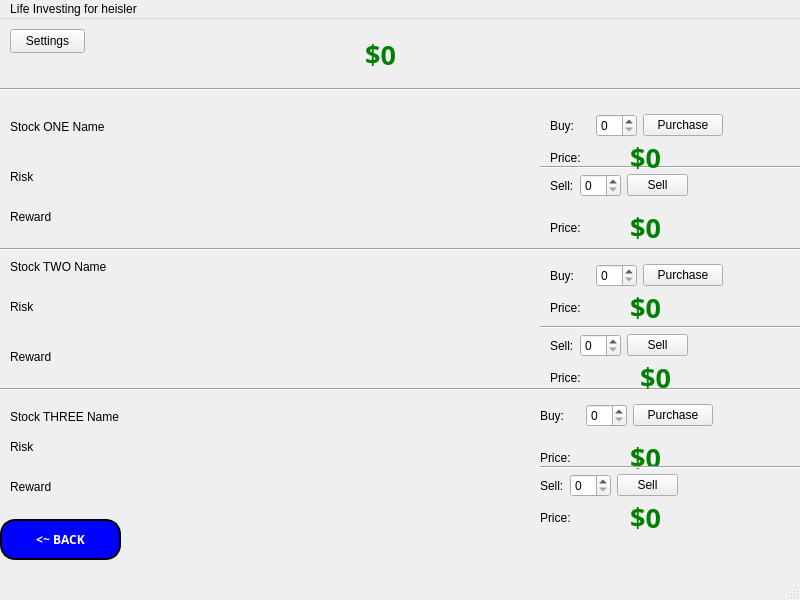
Qt form mainwindow.ui (NandhiniRam2005/CS3505-Group-Assignment9-LifeInvestor) before a commit.
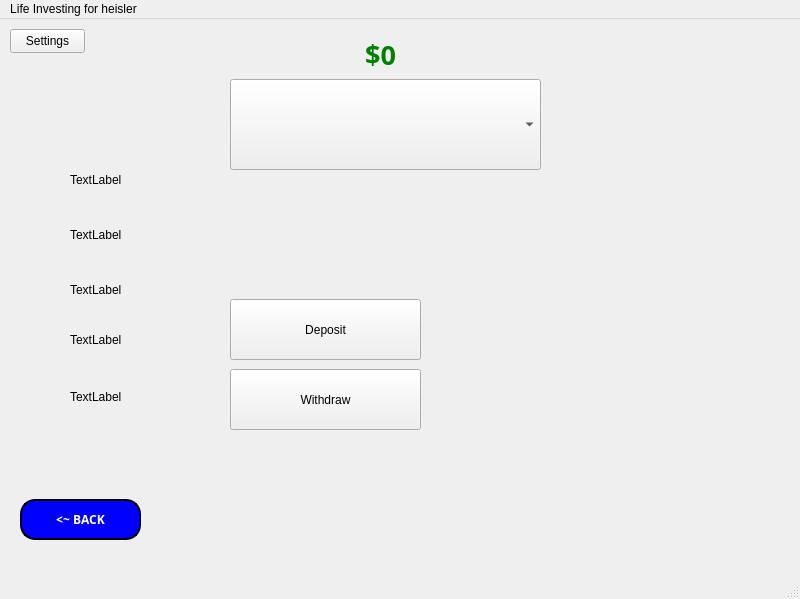
The same form after that commit. Icons and pictures are not drawn.

Commit message: added GUI elements for CD page

Diff of the .ui file:
```diff
--- a/mainwindow.ui
+++ b/mainwindow.ui
@@ -7,7 +7,7 @@
     <x>0</x>
     <y>0</y>
     <width>800</width>
-    <height>600</height>
+    <height>599</height>
    </rect>
   </property>
   <property name="windowTitle">
@@ -30,7 +30,7 @@
      <enum>QFrame::Shadow::Raised</enum>
     </property>
     <property name="currentIndex">
-     <number>5</number>
+     <number>6</number>
     </property>
     <widget class="QWidget" name="Start">
      <widget class="QPushButton" name="startButton">
@@ -1737,7 +1737,7 @@
        <string>Stock THREE Name</string>
       </property>
      </widget>
-     <widget class="QWidget" name="">
+     <widget class="QWidget" name="layoutWidget">
       <property name="geometry">
        <rect>
         <x>550</x>
@@ -1766,7 +1766,7 @@
        </item>
       </layout>
      </widget>
-     <widget class="QWidget" name="">
+     <widget class="QWidget" name="layoutWidget">
       <property name="geometry">
        <rect>
         <x>550</x>
@@ -1815,7 +1815,7 @@
        </item>
       </layout>
      </widget>
-     <widget class="QWidget" name="">
+     <widget class="QWidget" name="layoutWidget">
       <property name="geometry">
        <rect>
         <x>550</x>
@@ -1845,6 +1845,159 @@
       </layout>
      </widget>
     </widget>
+    <widget class="QWidget" name="CD">
+     <widget class="QPushButton" name="cdBackButton">
+      <property name="geometry">
+       <rect>
+        <x>20</x>
+        <y>470</y>
+        <width>121</width>
+        <height>41</height>
+       </rect>
+      </property>
+      <property name="font">
+       <font>
+        <family>Segoe Script</family>
+        <pointsize>-1</pointsize>
+        <bold>true</bold>
+        <underline>false</underline>
+       </font>
+      </property>
+      <property name="cursor">
+       <cursorShape>PointingHandCursor</cursorShape>
+      </property>
+      <property name="styleSheet">
+       <string notr="true">QPushButton {
+        color: white;
+        background-color: blue;
+        border: 2px solid black;
+        border-radius: 15px; 
+        padding: 10px 20px;
+        font-size: 12px;
+        font-weight: bold;
+        text-align: center;
+    }
+
+    QPushButton:hover {
+        background-color: #45a049; 
+        border: 2px solid green;
+    }
+
+    QPushButton:pressed {
+        background-color: #388e3c; 
+        border: 2px solid #e6b800;
+    }
+
+    QPushButton:focus {
+        outline: none;
+    }</string>
+      </property>
+      <property name="text">
+       <string>&lt;~ BACK</string>
+      </property>
+     </widget>
+     <widget class="QComboBox" name="cdAccountSelector">
+      <property name="geometry">
+       <rect>
+        <x>230</x>
+        <y>50</y>
+        <width>311</width>
+        <height>91</height>
+       </rect>
+      </property>
+     </widget>
+     <widget class="QLabel" name="cdBalanceLabel">
+      <property name="geometry">
+       <rect>
+        <x>70</x>
+        <y>130</y>
+        <width>141</width>
+        <height>41</height>
+       </rect>
+      </property>
+      <property name="text">
+       <string>TextLabel</string>
+      </property>
+     </widget>
+     <widget class="QLabel" name="cdInterestLabel">
+      <property name="geometry">
+       <rect>
+        <x>70</x>
+        <y>190</y>
+        <width>131</width>
+        <height>31</height>
+       </rect>
+      </property>
+      <property name="text">
+       <string>TextLabel</string>
+      </property>
+     </widget>
+     <widget class="QLabel" name="cdTermLabel">
+      <property name="geometry">
+       <rect>
+        <x>70</x>
+        <y>240</y>
+        <width>91</width>
+        <height>41</height>
+       </rect>
+      </property>
+      <property name="text">
+       <string>TextLabel</string>
+      </property>
+     </widget>
+     <widget class="QLabel" name="cdYearsLeftLabel">
+      <property name="geometry">
+       <rect>
+        <x>70</x>
+        <y>290</y>
+        <width>111</width>
+        <height>41</height>
+       </rect>
+      </property>
+      <property name="text">
+       <string>TextLabel</string>
+      </property>
+     </widget>
+     <widget class="QLabel" name="cdMinDepositLabel">
+      <property name="geometry">
+       <rect>
+        <x>70</x>
+        <y>360</y>
+        <width>58</width>
+        <height>16</height>
+       </rect>
+      </property>
+      <property name="text">
+       <string>TextLabel</string>
+      </property>
+     </widget>
+     <widget class="QPushButton" name="withdrawCDButton">
+      <property name="geometry">
+       <rect>
+        <x>230</x>
+        <y>340</y>
+        <width>191</width>
+        <height>61</height>
+       </rect>
+      </property>
+      <property name="text">
+       <string>Withdraw</string>
+      </property>
+     </widget>
+     <widget class="QPushButton" name="depositCDButton">
+      <property name="geometry">
+       <rect>
+        <x>230</x>
+        <y>270</y>
+        <width>191</width>
+        <height>61</height>
+       </rect>
+      </property>
+      <property name="text">
+       <string>Deposit</string>
+      </property>
+     </widget>
+    </widget>
    </widget>
    <widget class="QPushButton" name="settingsButton">
     <property name="enabled">
```
Left out of the diff: 2 changed lines with no effect on the pictures. The commit also changes 1 other file.
